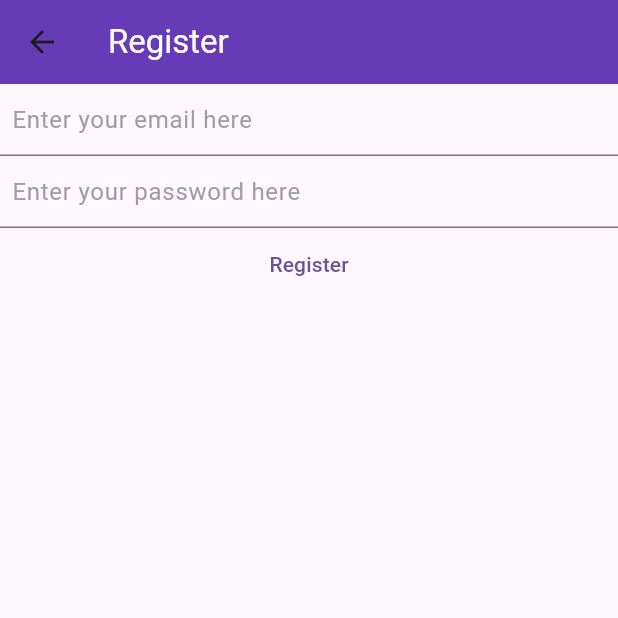
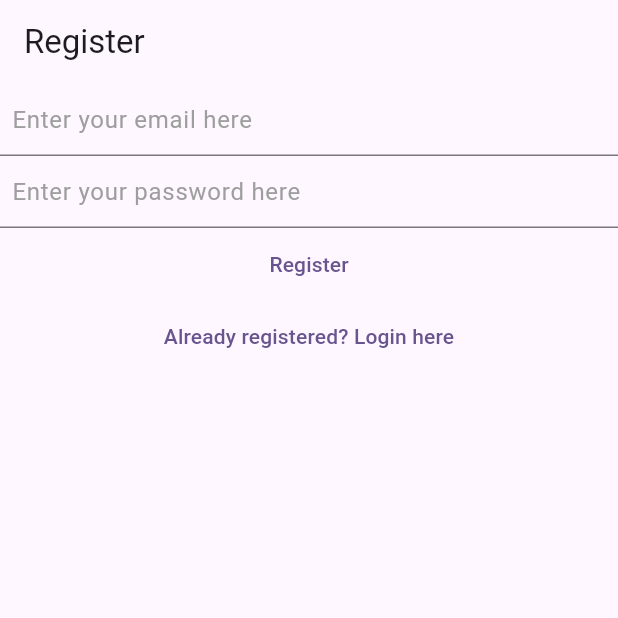
Before and after one commit to BiancaFlorut/flutter_notes, a Flutter app: the RegisterView screen opened directly, on a phone screen of 412 x 824 dp, the top half of it. Run offline on Flutter 3.47's test engine with Material 3 defaults, Android fonts, the phone set to English and light mode, and no system bars; our stand-ins replace firebase_auth, firebase_core; accounts and stored records are empty.

Commit message:
login-register-verify_email routs

```diff
--- a/notes/lib/view/register_view.dart
+++ b/notes/lib/view/register_view.dart
@@ -34,17 +34,9 @@ class _RegisterViewState extends State<RegisterView> {
   Widget build(BuildContext context) {
     return Scaffold(
       appBar: AppBar(
-            title:
-            const Text("Register", style: TextStyle(color: Colors.white)),
-            backgroundColor: Colors.deepPurple),
-        body: FutureBuilder(
-            future: Firebase.initializeApp(
-              options: DefaultFirebaseOptions.currentPlatform,
+          title: const Text("Register"),
       ),
-            builder: (context, snapshot) {
-              switch (snapshot.connectionState) {
-                case ConnectionState.done:
-                  return Column(
+      body: Column(
           children: [
             TextField(
               controller: _email,
@@ -92,12 +84,14 @@ class _RegisterViewState extends State<RegisterView> {
                   }
                 },
                 child: const Text("Register")
-                        )
-                      ]);
-                default: return const Text("Loading...");
-              }
-
-            }
-        ));
+            ),
+            TextButton(
+                onPressed: () {
+                  Navigator.of(context).pushNamedAndRemoveUntil('/login/', (route) => false);
+                },
+                child: const Text("Already registered? Login here")
+            ),
+          ]),
+    );
   }
 }
```
Also changed, not shown: notes/lib/main.dart (+15 -13 lines), notes/lib/view/login_view.dart (+10 -19 lines), notes/lib/view/verify_email.dart (added, +30 -0 lines). Lines whose indentation alone changed are shown as unchanged.
